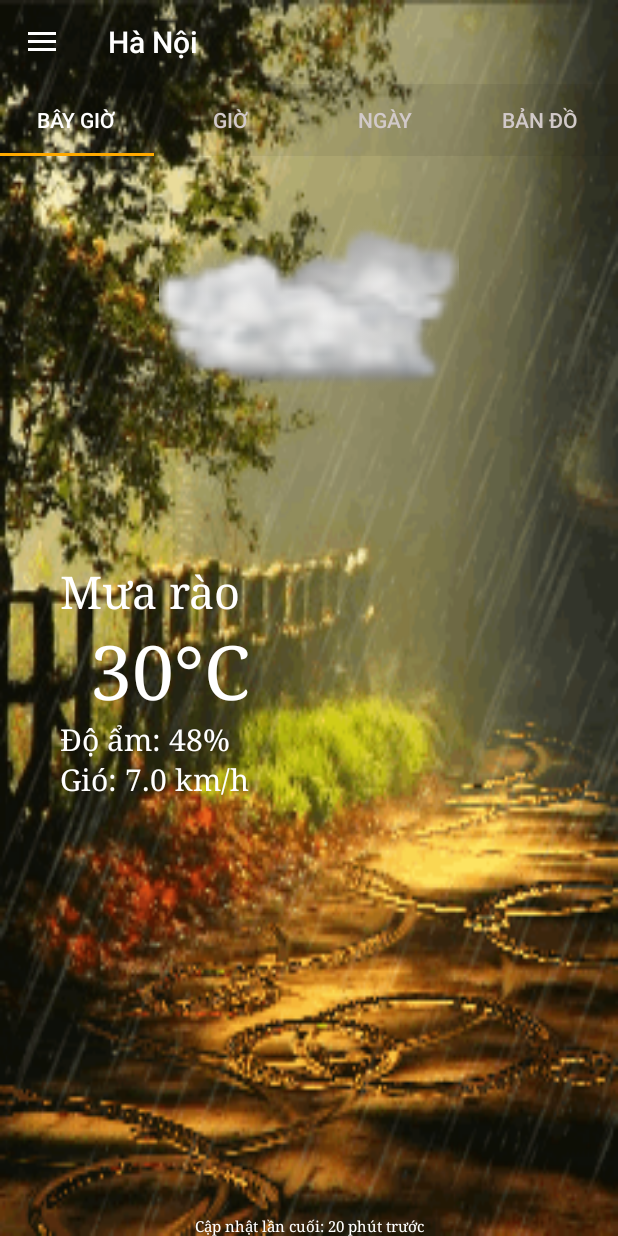
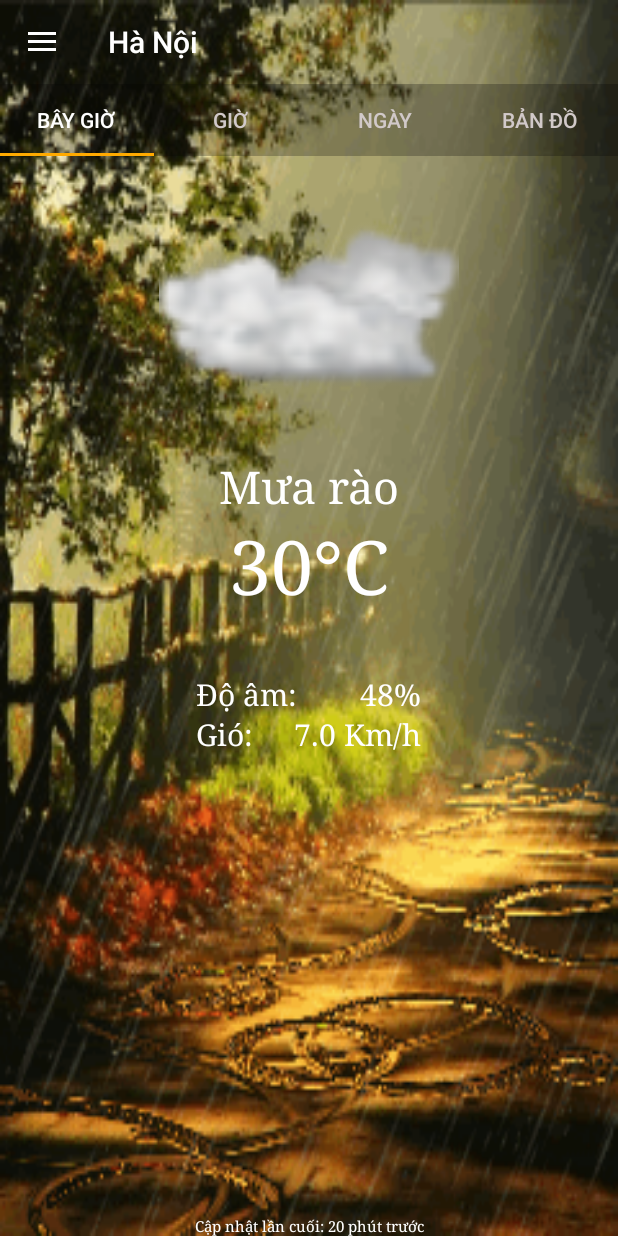
Before and after one commit to sunado/Weather_DTUI_group7, an Android app: the screen it shows after launch (MainActivity), on a phone screen of 412 x 824 dp. Run offline under Robolectric (Android 15) with nearby library versions, the phone set to English and light mode, and no system bars; libraries missing offline, so code that uses them is left out: com.github.mikephil.charting, pl.droidsonroids.gif; plain views replace GifTextView; 30 statements that could not run were skipped.

Commit message:
thêm chức năng đổi hình background, up date trang now

```diff
--- /dev/null
+++ b/app/src/main/java/com/example/admin/weather_dtui_group7/BackgroundRes.java
@@ -0,0 +1,14 @@
+package com.example.admin.weather_dtui_group7;
+
+/**
+ * Created by sunado on 11/23/2016.
+ */
+
+public class BackgroundRes {
+    private static int imgList[]={R.drawable.back1,R.drawable.back2,R.drawable.back3,R.drawable.back4,R.drawable.back5};
+    private static int count=1;
+    public static int getNext(){
+        count=(count+1)%imgList.length;
+        return imgList[count];
+    }
+}
--- a/app/src/main/java/com/example/admin/weather_dtui_group7/MainActivity.java
+++ b/app/src/main/java/com/example/admin/weather_dtui_group7/MainActivity.java
@@ -1,24 +1,19 @@
 package com.example.admin.weather_dtui_group7;
 
-import android.graphics.Color;
-import android.support.annotation.Nullable;
+import android.os.Handler;
 import android.support.design.widget.NavigationView;
-import android.support.design.widget.TabLayout;
-import android.support.v4.app.Fragment;
 import android.support.v4.app.FragmentActivity;
 import android.support.v4.app.FragmentManager;
-import android.support.v4.app.FragmentStatePagerAdapter;
 import android.support.v4.app.FragmentTransaction;
-import android.support.v4.view.ViewPager;
 import android.support.v4.widget.DrawerLayout;
+import android.support.v4.widget.SwipeRefreshLayout;
 import android.support.v7.app.ActionBarDrawerToggle;
-import android.support.v7.app.AppCompatActivity;
 import android.os.Bundle;
-import android.view.LayoutInflater;
 import android.view.MenuItem;
-import android.view.View;
-import android.view.ViewGroup;
-import android.widget.TextView;
+
+import pl.droidsonroids.gif.GifTextView;
+import pl.droidsonroids.gif.GifTextureView;
+
 
 public class MainActivity extends FragmentActivity {
 
@@ -38,6 +33,30 @@ public class MainActivity extends FragmentActivity {
         mFragmentManager = getSupportFragmentManager();
         mFragmentTransaction = mFragmentManager.beginTransaction();
         mFragmentTransaction.replace(R.id.containerView,new TabFragment()).commit();
+        /**
+         *  set refresh
+         */
+        final SwipeRefreshLayout mSwipeRefreshLayout = (SwipeRefreshLayout) findViewById(R.id.swipeToRefresh);
+        mSwipeRefreshLayout.setColorSchemeResources(R.color.colorAccent);
+        final GifTextView gifView= (GifTextView) findViewById(R.id.gifTextView);
+
+        mSwipeRefreshLayout.setOnRefreshListener(new SwipeRefreshLayout.OnRefreshListener() {
+            @Override
+            public void onRefresh() {
+                final Handler handler = new Handler();
+                handler.postDelayed(new Runnable() {
+                    @Override
+                    public void run() {
+                        //Do something after 500ms
+                        gifView.setBackgroundResource(BackgroundRes.getNext());
+                        mSwipeRefreshLayout.setRefreshing(false);
+                    }
+                }, 500);
+
+            }
+        });
+
+
         /**
          * Setup click events on the Navigation View Items.
          */
--- a/app/src/main/res/layout/activity_main.xml
+++ b/app/src/main/res/layout/activity_main.xml
@@ -30,25 +30,24 @@
             android:theme="@style/ThemeOverlay.AppCompat.Dark.ActionBar"
             app:title="Hà Nội" />
 
+        <android.support.v4.widget.SwipeRefreshLayout
+            android:id="@+id/swipeToRefresh"
+            android:layout_width="match_parent"
+            android:layout_height="wrap_content">
+
             <android.support.v4.widget.DrawerLayout
                 xmlns:android="http://schemas.android.com/apk/res/android"
                 xmlns:app="http://schemas.android.com/apk/res-auto"
                 android:layout_height="match_parent"
                 android:layout_width="match_parent"
-            android:id="@+id/drawerLayout"
-            >
-
-
+                android:id="@+id/drawerLayout">
 
                 <FrameLayout
                     android:orientation="vertical"
                     android:layout_width="match_parent"
                     android:layout_height="match_parent"
                     android:id="@+id/containerView">
-
                 </FrameLayout>
-
-
 
                 <android.support.design.widget.NavigationView
                     xmlns:android="http://schemas.android.com/apk/res/android"
@@ -59,12 +58,12 @@
                     android:id="@+id/shitstuff"
                     app:itemTextColor="@color/black"
                     app:menu="@menu/drawermenu"
-                android:layout_marginTop="-24dp"
-                />
-
-
+                    android:layout_marginTop="-24dp" />
 
             </android.support.v4.widget.DrawerLayout>
 
+        </android.support.v4.widget.SwipeRefreshLayout>
+
     </LinearLayout>
+
 </RelativeLayout>
--- a/app/src/main/res/layout/now_layout.xml
+++ b/app/src/main/res/layout/now_layout.xml
@@ -18,42 +18,79 @@
       <TextView
           android:layout_width="match_parent"
           android:layout_height="wrap_content"
-          android:layout_marginTop="70dp"
-          android:text="Mưa rào "
+          android:layout_marginTop="00dp"
+          android:text="Mưa rào"
           android:textColor="@color/white"
           android:fontFamily="serif"
           android:textSize="30dp"
-          android:layout_marginLeft="40dp"/>
+          android:textAlignment="center"/>
 
       <TextView
       android:layout_marginTop="00dp"
       android:text="30°C"
-      android:layout_gravity="center_horizontal"
+      android:textAlignment="center"
       android:layout_width="match_parent"
       android:layout_height="wrap_content"
       android:id="@+id/textView2"
       android:fontFamily="serif"
       android:textSize="50dp"
-      android:textColor="@color/white"
-      android:layout_marginLeft="40dp" />
+      android:textColor="@color/white" />
 
+      <ListView
+          android:layout_width="match_parent"
+          android:layout_height="wrap_content">
+
+
+      </ListView>
+      <RelativeLayout
+          xmlns:android="http://schemas.android.com/apk/res/android"
+          android:layout_width="150dp"
+          android:layout_height="wrap_content"
+          android:layout_gravity="center"
+          android:layout_marginTop="40dp">
           <TextView
-      android:layout_width="match_parent"
+              android:layout_width="wrap_content"
               android:layout_height="wrap_content"
-      android:text="@string/humidity"
+              android:text="Độ âm:"
               android:fontFamily="serif"
               android:textSize="20dp"
               android:textColor="@color/white"
-      android:layout_marginLeft="40dp" />
+              android:layout_alignParentLeft="true" />
 
           <TextView
-      android:layout_width="match_parent"
+              android:layout_width="wrap_content"
               android:layout_height="wrap_content"
-      android:text="@string/wind"
+              android:text="48%"
               android:fontFamily="serif"
               android:textSize="20dp"
               android:textColor="@color/white"
-      android:layout_marginLeft="40dp" />
+              android:layout_alignParentRight="true" />
+      </RelativeLayout>
+      <RelativeLayout
+          xmlns:android="http://schemas.android.com/apk/res/android"
+          android:layout_width="150dp"
+          android:layout_height="wrap_content"
+          android:layout_gravity="center"
+          android:layout_marginTop="0dp">
+          <TextView
+              android:layout_width="wrap_content"
+              android:layout_height="wrap_content"
+              android:text="Gió:"
+              android:fontFamily="serif"
+              android:textSize="20dp"
+              android:textColor="@color/white"
+              android:layout_alignParentLeft="true"
+              />
+
+          <TextView
+              android:layout_width="wrap_content"
+              android:layout_height="wrap_content"
+              android:text="7.0 Km/h"
+              android:fontFamily="serif"
+              android:textSize="20dp"
+              android:textColor="@color/white"
+              android:layout_alignParentRight="true" />
+      </RelativeLayout>
 
   </LinearLayout>
     <TextView
--- a/app/src/main/res/layout/tab_layout.xml
+++ b/app/src/main/res/layout/tab_layout.xml
@@ -11,7 +11,7 @@
         android:id="@+id/tabs"
         app:tabGravity="fill"
         app:tabMode="fixed"
-        android:background="#10000000"
+        android:background="#40000000"
         app:tabIndicatorColor="@color/orange"
         app:tabSelectedTextColor="@color/white"
         app:tabTextColor="#d1c9c9"
```
Also changed, not shown: app/src/main/res/drawable/back3.gif (added), app/src/main/res/drawable/back5.gif (added), 1 other file. Lines whose indentation alone changed are shown as unchanged.
